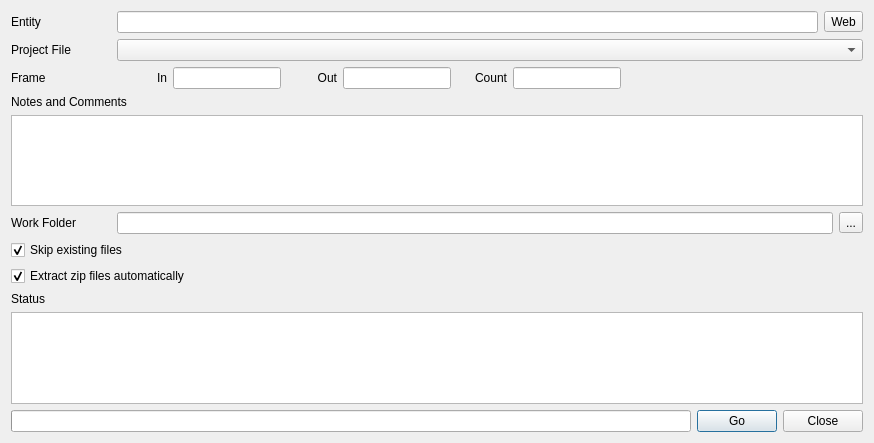
Before: the Qt Designer form module/wildchildanimation/gui/forms/maya/loader_dialog.ui in dearyangyu/swing, drawn with Qt 5.
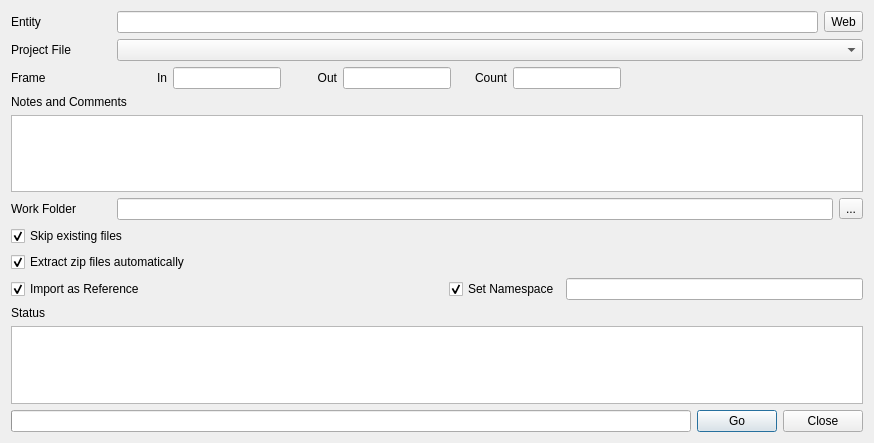
After: the same form once the commit is applied.

The edit to the form file:
```diff
--- a/module/wildchildanimation/gui/forms/maya/loader_dialog.ui
+++ b/module/wildchildanimation/gui/forms/maya/loader_dialog.ui
@@ -251,6 +251,49 @@
        </property>
       </widget>
      </item>
+     <item>
+      <layout class="QHBoxLayout" name="horizontalLayout_4">
+       <item>
+        <widget class="QCheckBox" name="checkBoxReferences">
+         <property name="toolTip">
+          <string>Unselect to load file</string>
+         </property>
+         <property name="text">
+          <string>Import as Reference</string>
+         </property>
+         <property name="checked">
+          <bool>true</bool>
+         </property>
+        </widget>
+       </item>
+       <item>
+        <spacer name="horizontalSpacer_2">
+         <property name="orientation">
+          <enum>Qt::Horizontal</enum>
+         </property>
+         <property name="sizeHint" stdset="0">
+          <size>
+           <width>40</width>
+           <height>20</height>
+          </size>
+         </property>
+        </spacer>
+       </item>
+       <item>
+        <widget class="QCheckBox" name="checkBoxNamespace">
+         <property name="text">
+          <string>Set Namespace</string>
+         </property>
+         <property name="checked">
+          <bool>true</bool>
+         </property>
+        </widget>
+       </item>
+       <item>
+        <widget class="QLineEdit" name="lineEditNamespace"/>
+       </item>
+      </layout>
+     </item>
     </layout>
    </item>
    <item>
```
